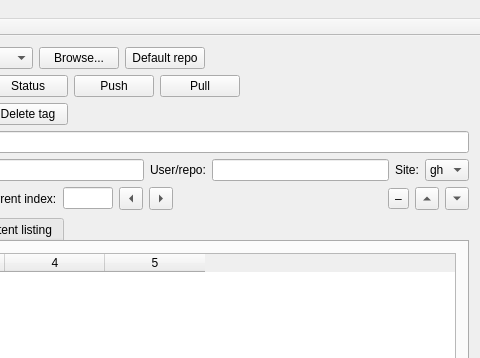
Above: manager/mainwindow.ui from NorthIsMirror/QtZekyllManager before the change; both pictures show x 320 to 800 and y 0 to 358 of the 800 by 700 pixel window. Below: the same form after it.
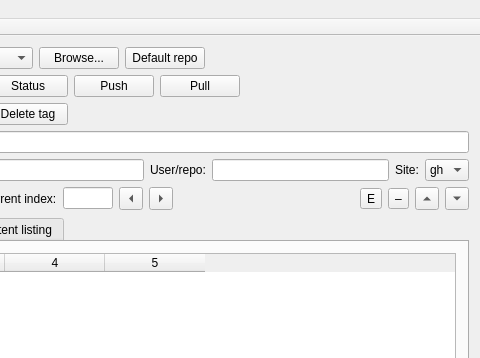
That is the form after the change. Custom widgets are drawn as their Qt base class.

Diff of the .ui file:
```diff
--- a/manager/mainwindow.ui
+++ b/manager/mainwindow.ui
@@ -357,6 +357,13 @@
         </property>
        </spacer>
       </item>
+      <item>
+       <widget class="QToolButton" name="e">
+        <property name="text">
+         <string>E</string>
+        </property>
+       </widget>
+      </item>
       <item>
        <widget class="QToolButton" name="minus">
         <property name="text">
```
